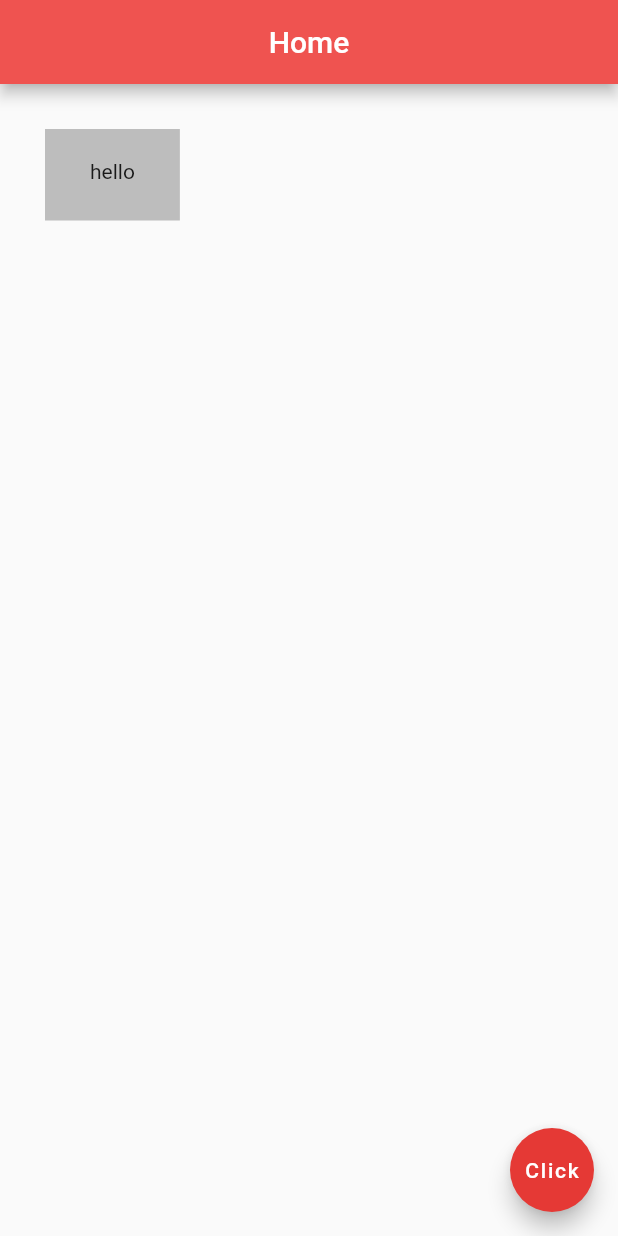
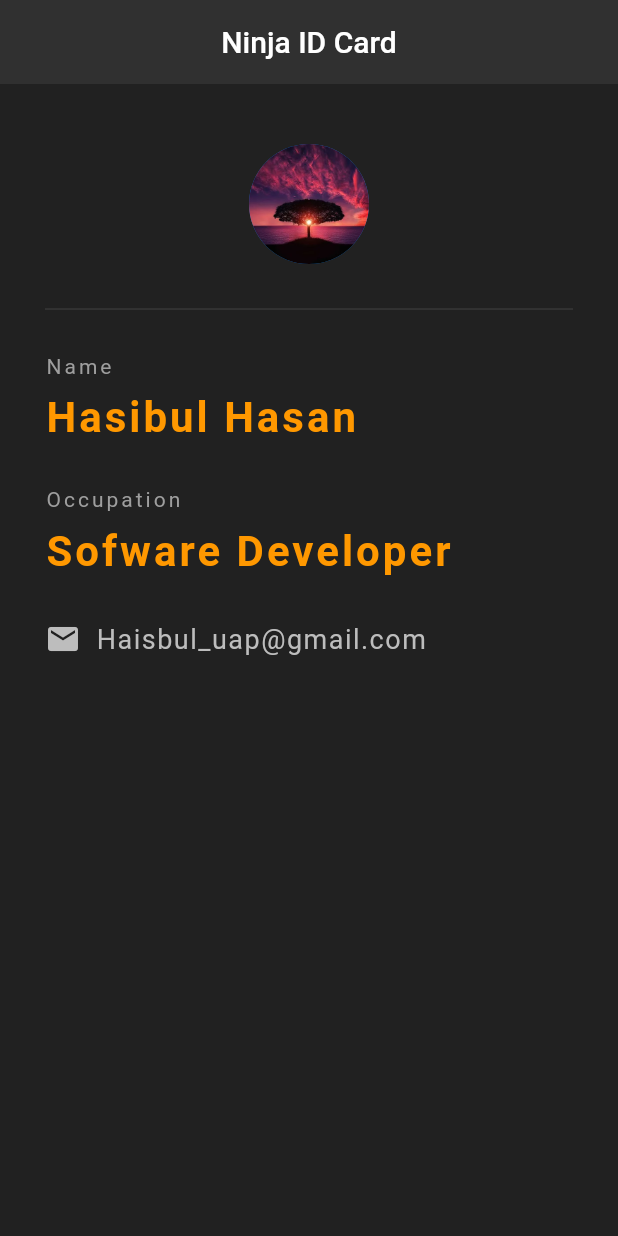
Before and after one commit to Hasibul-99/beginners--flutter, a Flutter app: the screen it shows after launch, on a phone screen of 412 x 824 dp. Run offline on Flutter 3.47's test engine with Material 2 defaults, Android fonts, the phone set to English and light mode, and no system bars.

Commit message:
user id design

```diff
--- a/lib/main.dart
+++ b/lib/main.dart
@@ -1,80 +1,91 @@
 import 'package:flutter/material.dart';
 
 void main() => runApp(MaterialApp(
-  home: Home()
+  home: Ninjacard()
 ));
 
-
-
-
-
-class Home extends StatelessWidget {
+class Ninjacard extends StatelessWidget {
   @override
   Widget build(BuildContext context) {
     return Scaffold(
+      backgroundColor: Colors.grey[900],
       appBar: AppBar(
-        title: Text('Home'),
+        title: Text('Ninja ID Card'),
         centerTitle: true,
-        backgroundColor: Colors.red[400],
+        backgroundColor: Colors.grey[850],
+        elevation: 0.0,
       ),
-//      body: Center(
-//        //=================        text       ====================
-////          child: Text(
-////            'Hello All!',
-////            style: TextStyle(
-////                fontSize: 20.0,
-////                fontWeight: FontWeight.bold,
-////                letterSpacing: 2.0,
-////                color: Colors.grey[600],
-////                fontFamily: 'IndieFlower'
-////            ),
-////          ),
-//       //==================       Images       ==========================
-////          child: Image(
-//////            image: NetworkImage('https://picsum.photos/seed/picsum/200/300'),
-////            image: AssetImage('assets/tree-736885__340.webp'),
-////          )
-//      //===================       Icon         ===========================
-////        child: Icon(
-////          Icons.all_inclusive,
-////          color: Colors.deepOrange,
-////          size: 70.0,
-////        ),
-//      //===================     RaiseButton, FlatButton  ========================
-////        child: FlatButton(
-////            onPressed: () {
-////              print('You clicked me ');
-////            },
-////            child: Text('click me'),
-////            color: Colors.lightBlue,
-////        ),
-//      //===================     Button with icon    ===============================
-////        child: RaisedButton.icon(
-////            onPressed: () {},
-////            icon: Icon(
-////              Icons.mail_outline
-////            ),
-////            label: Text('mail me'),
-////            color: Colors.amberAccent
-////        ),
-//      // ==================     IconButton      ===============================
-////        child: IconButton(
-////          onPressed: () {},
-////          icon: Icon(Icons.offline_bolt),
-////          color: Colors.amberAccent
-////        ),
-//      ),
-      body: Container(
-        color: Colors.grey[400],
-        child: Text('hello'),
-        padding: EdgeInsets.fromLTRB(30.0, 20.0, 30.0, 25),
-        margin: EdgeInsets.all(30),
-      ),
-      floatingActionButton: FloatingActionButton(
-        onPressed: () {},
-        child: Text('Click'),
-        backgroundColor: Colors.red[600],
-      ),
+      body: Padding(
+        padding: EdgeInsets.fromLTRB(30.0, 40.0, 30.0, 0.0),
+        child: Column(
+          crossAxisAlignment: CrossAxisAlignment.start,
+          children: <Widget>[
+            Center(
+              child: CircleAvatar(
+                backgroundImage: AssetImage('assets/tree-736885__340.webp'),
+                radius: 40.0
+              ),
+            ),
+            Divider(
+              height: 60.0,
+              color: Colors.grey[800],
+            ),
+            Text(
+              'Name',
+              style: TextStyle(
+                color: Colors.grey,
+                letterSpacing: 2.0,
+              ),
+            ),
+            SizedBox(height: 10.0),
+            Text(
+              'Hasibul Hasan',
+              style: TextStyle(
+                color: Colors.orange,
+                letterSpacing: 2.0,
+                fontSize: 28.0,
+                fontWeight: FontWeight.bold,
+              ),
+            ),
+            SizedBox(height: 30.0),
+            Text(
+              'Occupation',
+              style: TextStyle(
+                color: Colors.grey,
+                letterSpacing: 2.0,
+              ),
+            ),
+            SizedBox(height: 10.0),
+            Text(
+              'Sofware Developer',
+              style: TextStyle(
+                color: Colors.orange,
+                letterSpacing: 2.0,
+                fontSize: 28.0,
+                fontWeight: FontWeight.bold,
+              ),
+            ),
+            SizedBox(height: 30.0,),
+            Row(
+              children: <Widget>[
+                Icon(
+                  Icons.email,
+                  color: Colors.grey[400],
+                ),
+                SizedBox(width: 10.0,),
+                Text(
+                  'Haisbul_uap@gmail.com',
+                  style: TextStyle(
+                    color: Colors.grey[400],
+                    fontSize: 18.0,
+                    letterSpacing: 1.0
+                  ),
+                )
+              ],
+            )
+          ],
+        ),
+      )
     );
   }
 }
```
Also changed, not shown: 1 other file.
